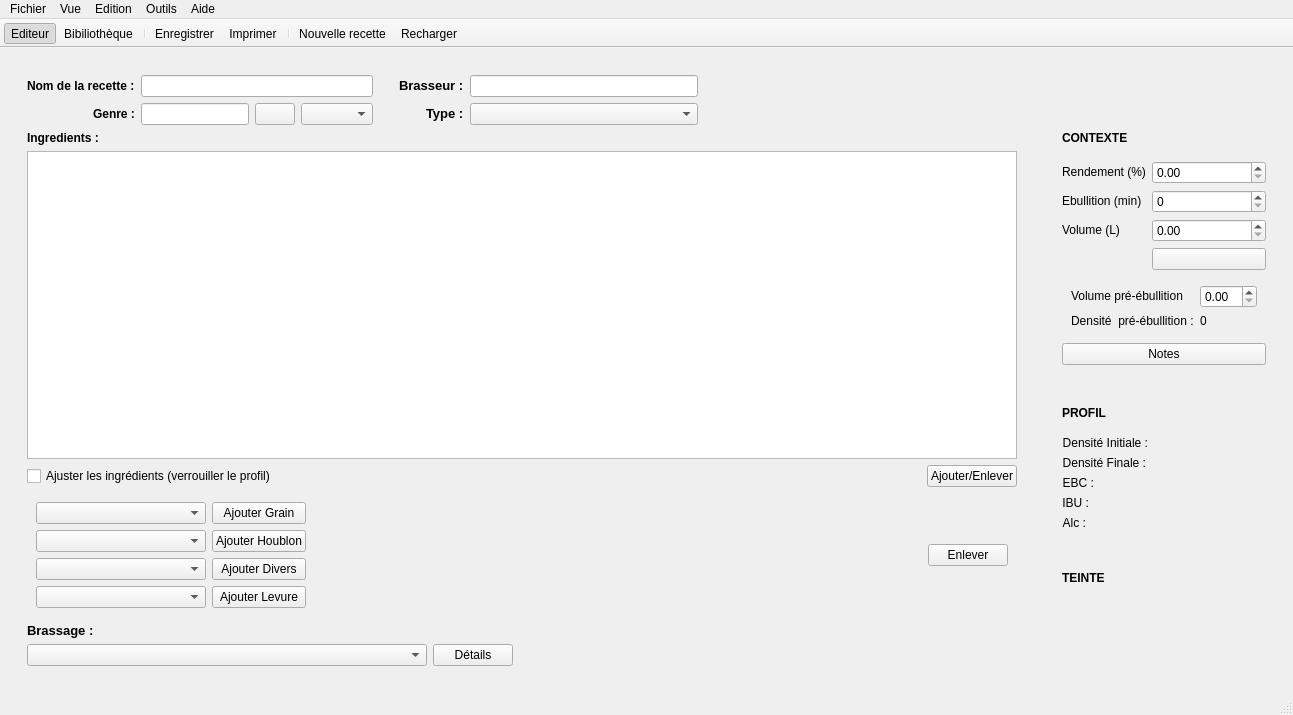
Above: reader.ui from 314r/joliebulle before the change. Below: the same form after it.
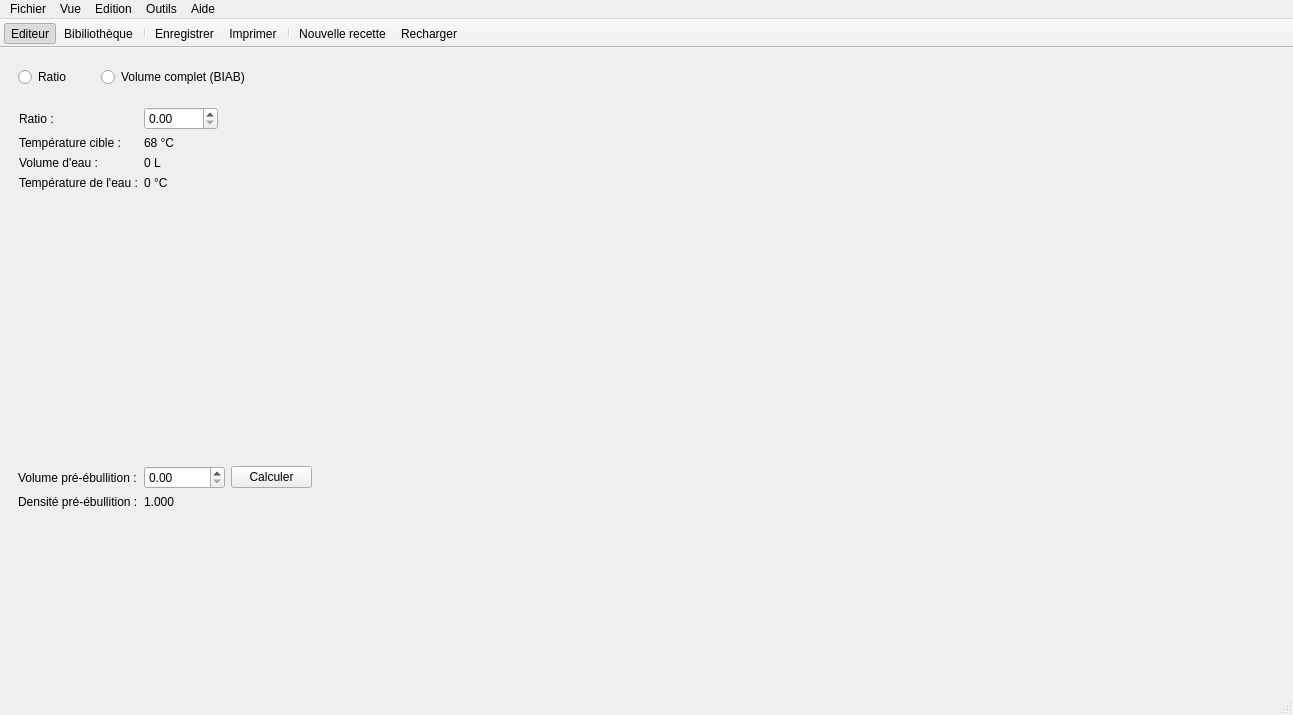
That is the form after the change. The open tabs and pages were chosen to show the change. Icons and pictures are not drawn.

Patch:
```diff
--- a/reader.ui
+++ b/reader.ui
@@ -19,7 +19,7 @@
   </property>
   <widget class="QWidget" name="centralwidget">
    <layout class="QGridLayout" name="gridLayout_4">
-    <item row="0" column="0">
+    <item row="0" column="1">
      <widget class="QStackedWidget" name="stackedWidget">
       <property name="frameShape">
        <enum>QFrame::NoFrame</enum>
@@ -1178,6 +1178,145 @@
         </item>
        </layout>
       </widget>
+      <widget class="QWidget" name="page_5">
+       <widget class="QWidget" name="">
+        <property name="geometry">
+         <rect>
+          <x>9</x>
+          <y>9</y>
+          <width>232</width>
+          <height>22</height>
+         </rect>
+        </property>
+        <layout class="QHBoxLayout" name="horizontalLayout_17">
+         <item>
+          <widget class="QRadioButton" name="radioButton">
+           <property name="text">
+            <string>Ratio</string>
+           </property>
+          </widget>
+         </item>
+         <item>
+          <widget class="QRadioButton" name="radioButton_2">
+           <property name="text">
+            <string>Volume complet (BIAB)</string>
+           </property>
+          </widget>
+         </item>
+        </layout>
+       </widget>
+       <widget class="QWidget" name="">
+        <property name="geometry">
+         <rect>
+          <x>10</x>
+          <y>50</y>
+          <width>199</width>
+          <height>90</height>
+         </rect>
+        </property>
+        <layout class="QFormLayout" name="formLayout_9">
+         <item row="0" column="0">
+          <widget class="QLabel" name="label_23">
+           <property name="text">
+            <string>Ratio :</string>
+           </property>
+          </widget>
+         </item>
+         <item row="0" column="1">
+          <widget class="QDoubleSpinBox" name="doubleSpinBox_2"/>
+         </item>
+         <item row="1" column="0">
+          <widget class="QLabel" name="label_25">
+           <property name="text">
+            <string>Température cible :</string>
+           </property>
+          </widget>
+         </item>
+         <item row="1" column="1">
+          <widget class="QLabel" name="label_26">
+           <property name="text">
+            <string>68 °C</string>
+           </property>
+          </widget>
+         </item>
+         <item row="2" column="0">
+          <widget class="QLabel" name="label_27">
+           <property name="text">
+            <string>Volume d'eau :</string>
+           </property>
+          </widget>
+         </item>
+         <item row="3" column="0">
+          <widget class="QLabel" name="label_28">
+           <property name="text">
+            <string>Température de l'eau :</string>
+           </property>
+          </widget>
+         </item>
+         <item row="2" column="1">
+          <widget class="QLabel" name="label_29">
+           <property name="text">
+            <string>0 L</string>
+           </property>
+          </widget>
+         </item>
+         <item row="3" column="1">
+          <widget class="QLabel" name="label_30">
+           <property name="text">
+            <string>0 °C</string>
+           </property>
+          </widget>
+         </item>
+        </layout>
+       </widget>
+       <widget class="QWidget" name="">
+        <property name="geometry">
+         <rect>
+          <x>9</x>
+          <y>409</y>
+          <width>294</width>
+          <height>52</height>
+         </rect>
+        </property>
+        <layout class="QFormLayout" name="formLayout_8">
+         <item row="0" column="0">
+          <widget class="QLabel" name="label_18">
+           <property name="text">
+            <string>Volume pré-ébullition :</string>
+           </property>
+          </widget>
+         </item>
+         <item row="0" column="1">
+          <layout class="QHBoxLayout" name="horizontalLayout_16">
+           <item>
+            <widget class="QDoubleSpinBox" name="doubleSpinBox"/>
+           </item>
+           <item>
+            <widget class="QPushButton" name="pushButton">
+             <property name="text">
+              <string>Calculer</string>
+             </property>
+            </widget>
+           </item>
+          </layout>
+         </item>
+         <item row="1" column="0">
+          <widget class="QLabel" name="label_19">
+           <property name="text">
+            <string>Densité pré-ébullition :</string>
+           </property>
+          </widget>
+         </item>
+         <item row="1" column="1">
+          <widget class="QLabel" name="label_21">
+           <property name="text">
+            <string>1.000</string>
+           </property>
+          </widget>
+         </item>
+        </layout>
+       </widget>
+      </widget>
      </widget>
     </item>
    </layout>
```
Left out of the diff: 7 changed lines with no effect on the pictures.
